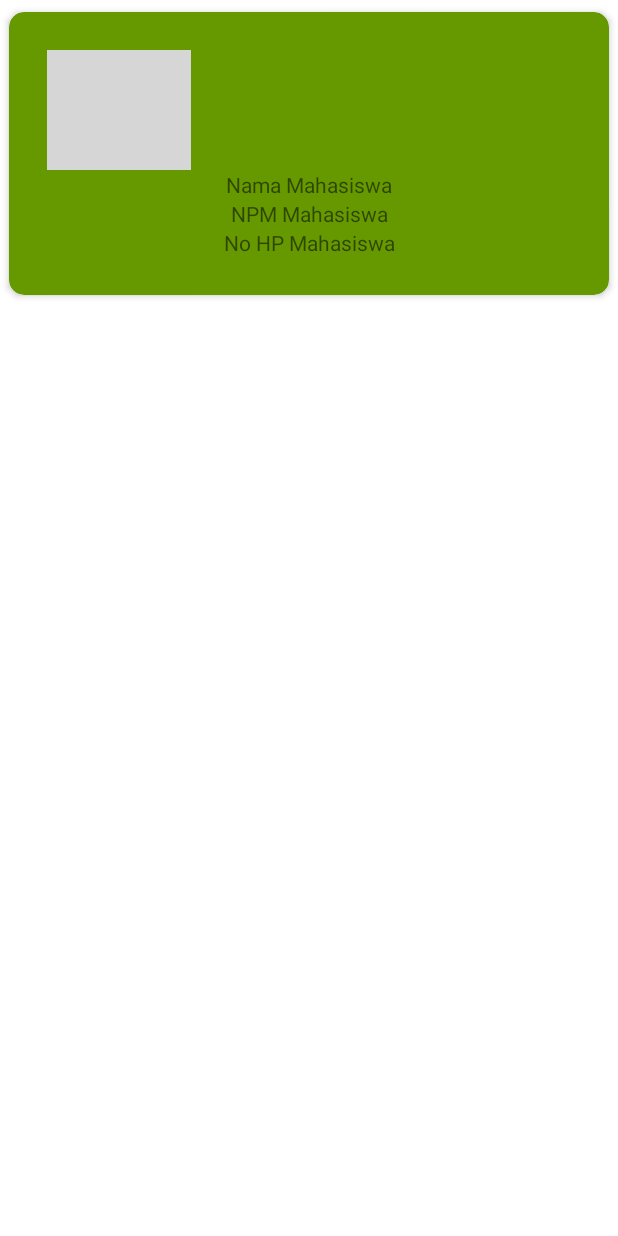
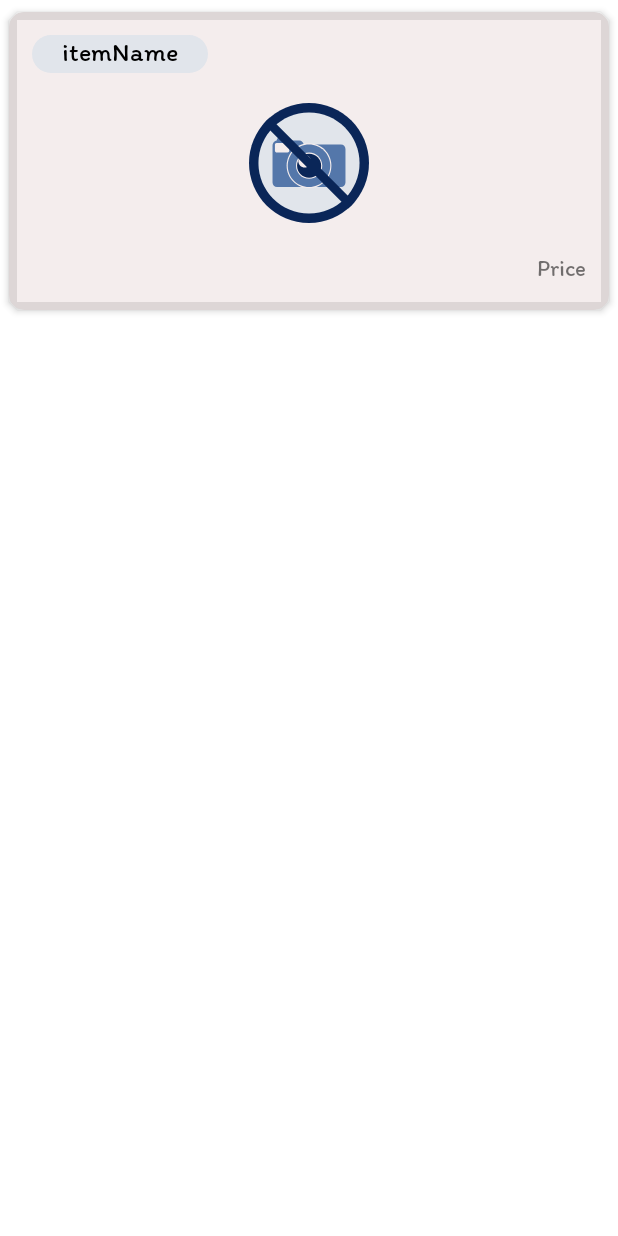
Before and after one commit to AbdulghffarSh/Book-and-Drink, an Android app: the layout item.xml on its own in the app's theme, with its tools: preview values and no code run, on a phone screen of 412 x 824 dp. Run offline under Robolectric (Android 15) with nearby library versions, the phone set to English and light mode, and no system bars; grey boxes are pictures that could not be loaded.

Commit message:
Book&Drink App

```diff
--- a/app/src/main/java/com/abdulghffar/drink/Adapter.java
+++ b/app/src/main/java/com/abdulghffar/drink/Adapter.java
@@ -39,7 +39,6 @@ public class Adapter extends RecyclerView.Adapter<Adapter.ViewHolder> {
 
         holder.itemName.setText(item.getItemName());
         holder.itemPrice.setText(item.getItemPrice());
-        holder.itemDescription.setText(item.getItemDescription());
 
 
 
@@ -59,7 +58,6 @@ public class Adapter extends RecyclerView.Adapter<Adapter.ViewHolder> {
 
                     itemName= itemView.findViewById(R.id.itemName);
                     itemPrice= itemView.findViewById(R.id.itemPrice);
-                    itemDescription= itemView.findViewById(R.id.itemDescription);
 
         }
     }
--- /dev/null
+++ b/app/src/main/res/drawable/no_image.xml
@@ -0,0 +1,39 @@
+<vector xmlns:android="http://schemas.android.com/apk/res/android"
+    android:width="496.158dp"
+    android:height="496.158dp"
+    android:viewportWidth="496.158"
+    android:viewportHeight="496.158">
+  <path
+      android:pathData="M248.082,0.003C111.07,0.003 0,111.063 0,248.085c0,137.001 111.07,248.07 248.082,248.07c137.006,0 248.076,-111.069 248.076,-248.07C496.158,111.062 385.088,0.003 248.082,0.003z"
+      android:fillColor="#0A2658"/>
+  <path
+      android:pathData="M248.082,39.002C132.609,39.002 39,132.602 39,248.084c0,115.463 93.609,209.072 209.082,209.072c115.467,0 209.076,-93.609 209.076,-209.072C457.158,132.602 363.549,39.002 248.082,39.002z"
+      android:fillColor="#E1E5EB"/>
+  <path
+      android:pathData="M145.23,144.237h-24.44c-3.21,0 -5.819,4.741 -5.819,10.605s2.609,10.611 5.819,10.611h24.44c3.217,0 5.826,-4.747 5.826,-10.611C151.057,148.978 148.447,144.237 145.23,144.237z"
+      android:fillColor="#5477AA"/>
+  <path
+      android:pathData="M380.289,172.06H226.545c-2.025,-9.851 -9.416,-17.176 -18.244,-17.176h-92.199c-10.403,0 -18.818,10.125 -18.818,22.592V328.9c0,10.254 8.314,18.581 18.58,18.581h264.425c10.262,0 18.586,-8.327 18.586,-18.581V190.655C398.875,180.38 390.551,172.06 380.289,172.06z"
+      android:fillColor="#5477AA"/>
+  <path
+      android:pathData="M248.076,166.711c-51.133,0 -92.604,41.462 -92.604,92.602c0,51.146 41.471,92.608 92.604,92.608c51.139,0 92.6,-41.462 92.6,-92.608C340.676,208.174 299.215,166.711 248.076,166.711z"
+      android:fillColor="#F4EDED"/>
+  <path
+      android:pathData="M248.086,171.416c-48.547,0 -87.909,39.355 -87.909,87.909c0,48.537 39.362,87.898 87.909,87.898c48.543,0 87.896,-39.361 87.896,-87.898C335.981,210.771 296.629,171.416 248.086,171.416z"
+      android:fillColor="#5477AA"/>
+  <path
+      android:pathData="M248.611,205.005c-29.992,0 -54.312,24.31 -54.312,54.308c0,29.991 24.319,54.321 54.312,54.321s54.318,-24.33 54.318,-54.321C302.93,229.315 278.603,205.005 248.611,205.005z"
+      android:fillColor="#F4EDED"/>
+  <path
+      android:pathData="M248.611,209.528c-27.494,0 -49.789,22.286 -49.789,49.786c0,27.494 22.295,49.798 49.789,49.798c27.496,0 49.795,-22.304 49.795,-49.798C298.406,231.814 276.107,209.528 248.611,209.528z"
+      android:fillColor="#0A2658"/>
+  <path
+      android:pathData="M230.224,215.002c-14.401,0 -26.065,11.674 -26.065,26.067c0,14.399 11.664,26.073 26.065,26.073c14.391,0 26.065,-11.674 26.065,-26.073C256.289,226.676 244.614,215.002 230.224,215.002z"
+      android:fillColor="#F4EDED"/>
+  <path
+      android:pathData="M159.698,165.453h-45.712c-3.756,0 -6.805,3.045 -6.805,6.792v25.594c0,3.04 2.004,5.575 4.756,6.448c0.65,0.209 1.328,0.35 2.049,0.35h45.712c3.76,0 6.793,-3.04 6.793,-6.798v-25.594C166.491,168.498 163.458,165.453 159.698,165.453z"
+      android:fillColor="#F4EDED"/>
+  <path
+      android:pathData="M85.85,60.394c-9.086,7.86 -17.596,16.37 -25.456,25.456l349.914,349.914c9.086,-7.861 17.596,-16.37 25.456,-25.456L85.85,60.394z"
+      android:fillColor="#0A2658"/>
+</vector>
--- a/app/src/main/res/layout/item.xml
+++ b/app/src/main/res/layout/item.xml
@@ -7,53 +7,64 @@
     card_view:cardCornerRadius="10dp"
     card_view:cardElevation="3dp"
     card_view:cardUseCompatPadding="true"
-    card_view:cardBackgroundColor="@android:color/holo_green_dark"
+    card_view:cardBackgroundColor="#DDD6D6"
 
     >
 
-    <LinearLayout xmlns:android="http://schemas.android.com/apk/res/android"
-        android:background="@android:color/holo_green_dark"
+    <RelativeLayout xmlns:android="http://schemas.android.com/apk/res/android"
+        android:background="#F4EDED"
         android:layout_width="match_parent"
         android:layout_height="wrap_content"
         android:layout_margin="5dp"
         android:orientation="vertical"
-        android:padding="20dp"
+        android:padding="10dp"
         >
 
+        <TextView
+            android:id="@+id/itemName"
+            android:layout_width="wrap_content"
+            android:layout_height="wrap_content"
+            android:layout_alignParentTop="true"
+            android:background="@drawable/rounded_edittext"
+            android:fontFamily="@font/itim"
+            android:gravity="left"
+            android:paddingHorizontal="20dp"
+            android:text="itemName"
+            android:textColor="@color/black"
+            android:textSize="17sp" />
 
         <ImageView
+            android:layout_marginTop="20dp"
             android:id="@+id/img"
             android:layout_width="wrap_content"
             android:layout_height="80dp"
-            android:src="@drawable/img"
+            android:layout_below="@+id/itemName"
+            android:src="@drawable/no_image"
 
             />
 
         <!-- TextView Nama Mahasiwa -->
-        <TextView
-            android:text="Nama Mahasiswa"
-            android:id="@+id/itemName"
-            android:layout_width="match_parent"
-            android:layout_height="wrap_content"
-            android:gravity="center"
-            />
+
 
         <!-- TextView Npm Mahasiswa -->
         <TextView
-            android:text="NPM Mahasiswa"
+            android:layout_marginTop="20dp"
+
             android:id="@+id/itemPrice"
-            android:layout_width="match_parent"
+            android:layout_width="wrap_content"
             android:layout_height="wrap_content"
-            android:gravity="center"/>
+            android:layout_below="@+id/img"
+            android:gravity="center"
+            android:text="Price"
+            android:fontFamily="@font/itim"
+            android:textSize="15sp"
+            android:layout_alignParentEnd="true"
+
+            />
 
         <!-- TextView NoHp Mahasiswa -->
-        <TextView
-            android:text="No HP Mahasiswa"
-            android:id="@+id/itemDescription"
-            android:layout_width="match_parent"
-            android:layout_height="wrap_content"
-            android:gravity="center"/>
 
-    </LinearLayout>
+
+    </RelativeLayout>
 
 </androidx.cardview.widget.CardView>
```
Also changed, not shown: app/src/main/java/com/abdulghffar/drink/homeFragment.java (+29 -9 lines), app/src/main/java/com/abdulghffar/drink/item.java (+8 -0 lines), app/src/main/java/com/abdulghffar/drink/mainActivity.java (+11 -1 lines).
